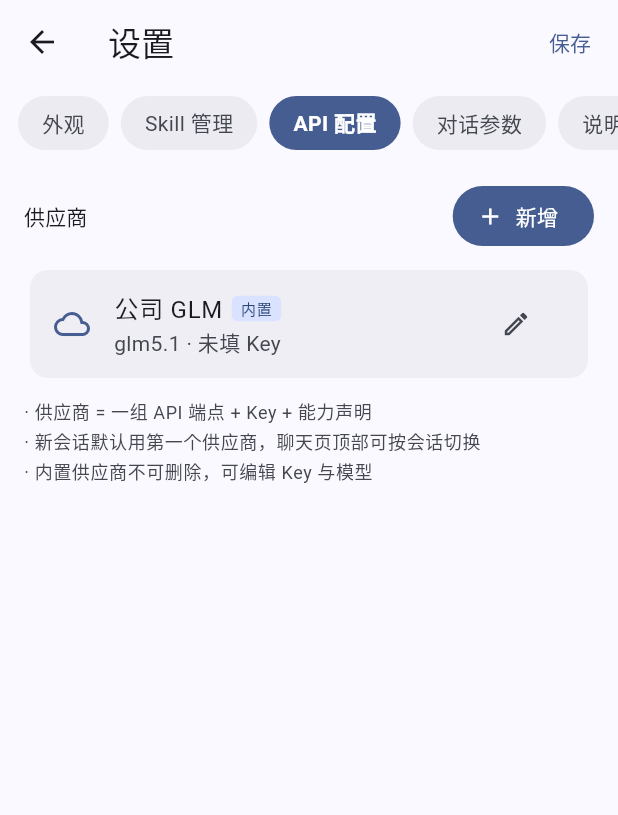
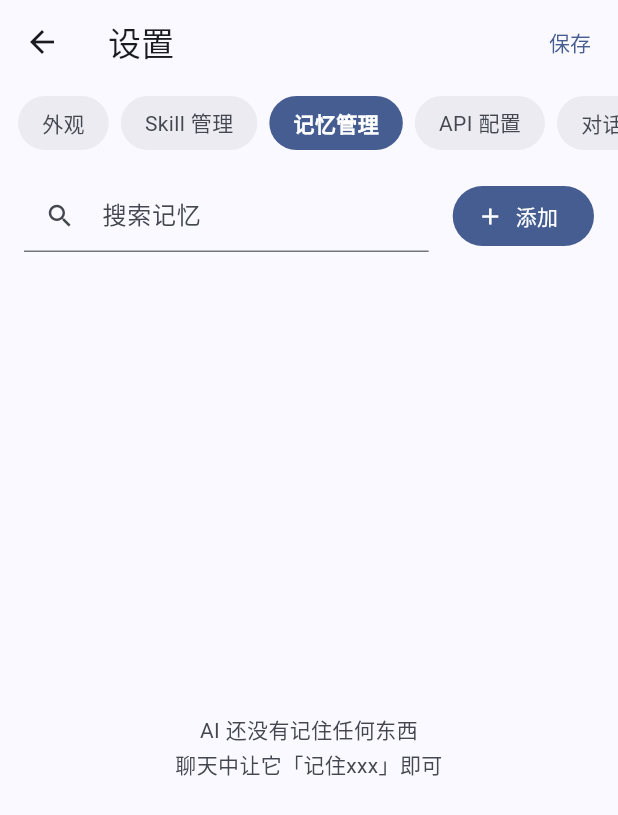
Before and after one commit to lvliang666666/liang-ai, a Flutter app: the SettingsPage screen opened directly, swiped to page 3, on a phone screen of 412 x 824 dp. Shown: the top 815 px of the screen. Run offline on Flutter 3.47's test engine with Material 3 defaults, Android fonts, the phone set to English and light mode, and no system bars; our stand-ins replace battery_plus, device_info_plus, dio, file_picker, flutter_highlight, image_picker and 4 more; missing offline and left inert: gpt_markdown, markdown, syncfusion_flutter_pdf; accounts and stored records are empty.

Commit message:
refactor(memory): 记忆管理入口移至设置页独立 tag
- MemoryPage（独立 Scaffold 页面）→ MemoryPanel（嵌入设置页 PageView）
- 操作按钮从 AppBar 移入搜索行（清空 + 添加，与 Skill 管理 tab 同布局）
- 设置页 tags 新增「记忆管理」分区（Skill 管理与 API 配置之间）
- 删除 Skill tab 底部的记忆管理入口卡片
- 测试宿主从 MaterialApp(home:) 改为 Scaffold(body:)，8 用例全绿

```diff
--- a/lib/pages/memory_page.dart
+++ b/lib/pages/memory_page.dart
@@ -4,17 +4,18 @@ import 'package:provider/provider.dart';
 import '../providers/memory_provider.dart';
 import '../utils/haptics.dart';
 
-/// 记忆管理页：查看/搜索/删除/手动添加 AI 长期记忆
+/// 记忆管理面板：查看/搜索/删除/手动添加 AI 长期记忆
 ///
 /// 记忆为全局共享池（所有 Skill 共用），跨会话生效。
-class MemoryPage extends StatefulWidget {
-  const MemoryPage({super.key});
+/// 嵌入设置页 PageView 作为独立 tag，无自带 Scaffold。
+class MemoryPanel extends StatefulWidget {
+  const MemoryPanel({super.key});
 
   @override
-  State<MemoryPage> createState() => _MemoryPageState();
+  State<MemoryPanel> createState() => _MemoryPanelState();
 }
 
-class _MemoryPageState extends State<MemoryPage> {
+class _MemoryPanelState extends State<MemoryPanel> {
   final _searchController = TextEditingController();
   final _searchFocusNode = FocusNode();
   String _query = '';
@@ -46,10 +47,7 @@ class _MemoryPageState extends State<MemoryPage> {
     }
 
     if (!provider.loaded) {
-      return Scaffold(
-        appBar: AppBar(title: const Text('记忆管理')),
-        body: const Center(child: CircularProgressIndicator()),
-      );
+      return const Center(child: CircularProgressIndicator());
     }
 
     // 搜索过滤（不区分大小写）
@@ -62,36 +60,14 @@ class _MemoryPageState extends State<MemoryPage> {
                 (m.tag?.toLowerCase().contains(query) ?? false))
             .toList();
 
-    return Scaffold(
-      appBar: AppBar(
-        title: const Text('记忆管理'),
-        actions: [
-          if (provider.memories.isNotEmpty)
-            IconButton(
-              icon: const Icon(Icons.delete_sweep_outlined),
-              tooltip: '清空全部',
-              onPressed: () {
-                Haptics.medium();
-                _unfocus();
-                _confirmDeleteAll(context);
-              },
-            ),
-          IconButton(
-            icon: const Icon(Icons.add),
-            tooltip: '手动添加',
-            onPressed: () {
-              Haptics.light();
-              _unfocus();
-              _showAddDialog(context);
-            },
-          ),
-        ],
-      ),
-      body: Column(
+    return Column(
       children: [
-          // 搜索框
+        // 搜索框 + 手动添加/清空按钮（与 Skill 管理 tab 同布局）
         Padding(
           padding: const EdgeInsets.fromLTRB(16, 12, 16, 4),
+          child: Row(
+            children: [
+              Expanded(
                 child: TextField(
                   controller: _searchController,
                   focusNode: _searchFocusNode,
@@ -111,9 +87,33 @@ class _MemoryPageState extends State<MemoryPage> {
                               setState(() => _query = '');
                             },
                           ),
-                contentPadding:
-                    const EdgeInsets.symmetric(horizontal: 12, vertical: 10),
+                    contentPadding: const EdgeInsets.symmetric(
+                        horizontal: 12, vertical: 10),
                   ),
+                ),
+              ),
+              const SizedBox(width: 8),
+              if (provider.memories.isNotEmpty)
+                IconButton.outlined(
+                  tooltip: '清空全部',
+                  onPressed: () {
+                    Haptics.medium();
+                    _unfocus();
+                    _confirmDeleteAll(context);
+                  },
+                  icon: const Icon(Icons.delete_sweep_outlined, size: 20),
+                ),
+              const SizedBox(width: 8),
+              FilledButton.icon(
+                onPressed: () {
+                  Haptics.light();
+                  _unfocus();
+                  _showAddDialog(context);
+                },
+                icon: const Icon(Icons.add, size: 18),
+                label: const Text('添加'),
+              ),
+            ],
           ),
         ),
         Expanded(
@@ -178,7 +178,6 @@ class _MemoryPageState extends State<MemoryPage> {
                 ),
         ),
       ],
-      ),
     );
   }
 
--- a/lib/pages/settings_page.dart
+++ b/lib/pages/settings_page.dart
@@ -25,7 +25,7 @@ class SettingsPage extends StatefulWidget {
 }
 
 class _SettingsPageState extends State<SettingsPage> {
-  static const _tabs = ['外观', 'Skill 管理', 'API 配置', '对话参数', '说明'];
+  static const _tabs = ['外观', 'Skill 管理', '记忆管理', 'API 配置', '对话参数', '说明'];
 
   late final SettingsService _settings;
   late final PageController _pageController;
@@ -120,6 +120,7 @@ class _SettingsPageState extends State<SettingsPage> {
               children: [
                 _buildAppearanceTab(theme),
                 _buildSkillTab(theme),
+                const MemoryPanel(),
                 _buildApiTab(theme),
                 _buildParamsTab(theme),
                 _buildAboutTab(theme),
@@ -313,25 +314,6 @@ class _SettingsPageState extends State<SettingsPage> {
                           ),
                         )),
                     const SizedBox(height: 8),
-                    // 记忆管理入口（全局记忆池与 Skill 体系并列）
-                    Card(
-                      elevation: 0,
-                      color: theme.colorScheme.surfaceContainerHighest
-                          .withValues(alpha: 0.5),
-                      child: ListTile(
-                        leading: Icon(Icons.psychology_outlined,
-                            color: theme.colorScheme.primary),
-                        title: const Text('记忆管理'),
-                        subtitle: const Text('AI 跨会话记住的偏好与事实'),
-                        trailing: const Icon(Icons.chevron_right),
-                        onTap: () {
-                          Haptics.light();
-                          _unfocusSkillSearch();
-                          _openMemoryPage(context);
-                        },
-                      ),
-                    ),
-                    const SizedBox(height: 8),
                     Text(
                       '· 内置 Skill 不可删除，可复制一份后修改\n'
                       '· Skill = 提示词 + 可用工具 + 参数预设的组合包\n'
@@ -346,15 +328,6 @@ class _SettingsPageState extends State<SettingsPage> {
         ),
       ],
     );
-  }
-
-  /// 记忆管理页
-  Future<void> _openMemoryPage(BuildContext context) async {
-    await Navigator.push(
-      context,
-      MaterialPageRoute(builder: (_) => const MemoryPage()),
-    );
-    if (mounted) _unfocusSkillSearch();
   }
 
   /// 复制内置 Skill：先确认再执行
```
Also changed, not shown: 1 other file. Lines whose indentation alone changed are shown as unchanged.
